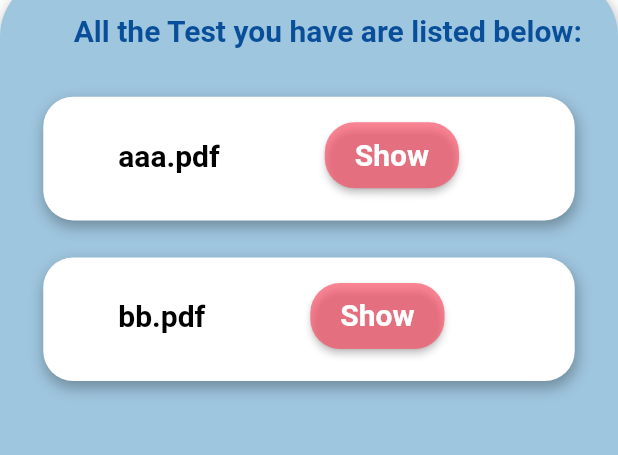
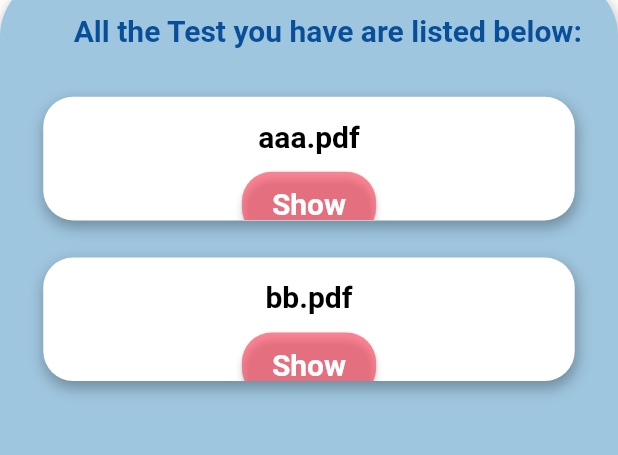
Before and after one commit to aliyaseen2000/grad_project, a Flutter app: the uresult_page screen opened directly, on a phone screen of 412 x 824 dp, the part 135-590 px from its top. Run offline on Flutter 3.47's test engine with Material 2 defaults, Android fonts, the phone set to English and light mode, and no system bars; our stand-ins replace awesome_notifications, curved_navigation_bar, dropdown_search, file_picker, font_awesome_flutter, geolocator and 6 more; missing offline and left inert: flutter_pdfview, flutter_polyline_points, grad_proj.

Commit message:
u_result.dart

```diff
--- a/lib/pages/u_result.dart
+++ b/lib/pages/u_result.dart
@@ -105,24 +105,24 @@ class _uresult_pageState extends State<uresult_page> {
                   blurRadius: 8.0),
             ],
           ),
-          child: SingleChildScrollView(
+         child: SingleChildScrollView(
             scrollDirection: Axis.vertical,
             child: Column(children: [
-              Row(children: [
+
                 Padding(
-                  padding: const EdgeInsets.fromLTRB(50, 15, 0, 0),
-                  child: Text(
+                  padding: EdgeInsets.fromLTRB(0, 15, 0, 0),),
+                Text(
                     file_name[i],
+                    textAlign: TextAlign.center,
                     style: TextStyle(
                       fontSize: 20,
                       fontWeight: FontWeight.bold,
                       color: Colors.black,
                     ),
                   ),
-                ),
-                Padding(
-                  padding: EdgeInsets.fromLTRB(70, 15, 0, 0),
-                  child: Container(
+               Padding(
+                  padding: EdgeInsets.fromLTRB(0, 10, 0, 0),),
+                  Container(
                     //decoration: ThemeHelper().buttonBoxDecoration(context),
                     child: ElevatedButton(
                       style: TextButton.styleFrom(
@@ -149,8 +149,6 @@ class _uresult_pageState extends State<uresult_page> {
                       },
                     ),
                   ),
-                ),
-              ]),
             ]),
           ),
         ));
```
